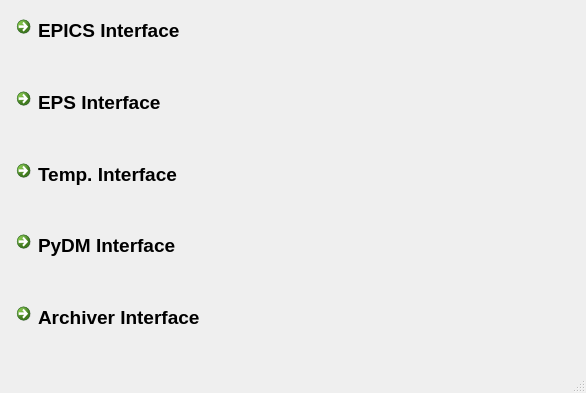
This is myInterface/telaInicial.ui in semissatto2/Interface_files as Qt 5 draws it before an edit. The edited form follows.
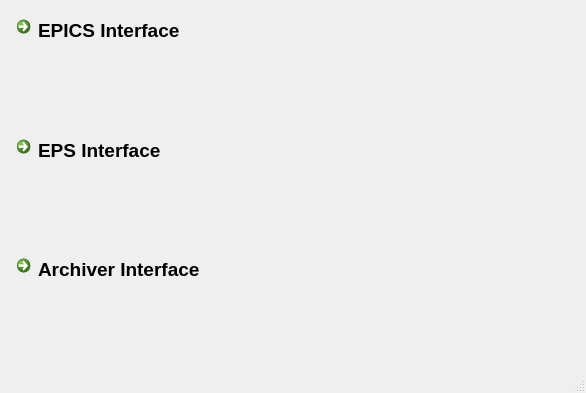
This is the edited form. Icons and pictures are not drawn.

The edit to the form file:
```diff
--- a/myInterface/telaInicial.ui
+++ b/myInterface/telaInicial.ui
@@ -88,30 +88,6 @@
         </property>
        </widget>
       </item>
-      <item>
-       <widget class="QCommandLinkButton" name="LinkButtonTempScreen">
-        <property name="font">
-         <font>
-          <pointsize>14</pointsize>
-         </font>
-        </property>
-        <property name="text">
-         <string>Temp. Interface</string>
-        </property>
-       </widget>
-      </item>
-      <item>
-       <widget class="QCommandLinkButton" name="LinkButtonPyDM">
-        <property name="font">
-         <font>
-          <pointsize>14</pointsize>
-         </font>
-        </property>
-        <property name="text">
-         <string>PyDM Interface</string>
-        </property>
-       </widget>
-      </item>
       <item>
        <widget class="QCommandLinkButton" name="LinkButtonArchiver">
         <property name="font">
```
Left out of the diff: 6 changed lines with no effect on the pictures.
